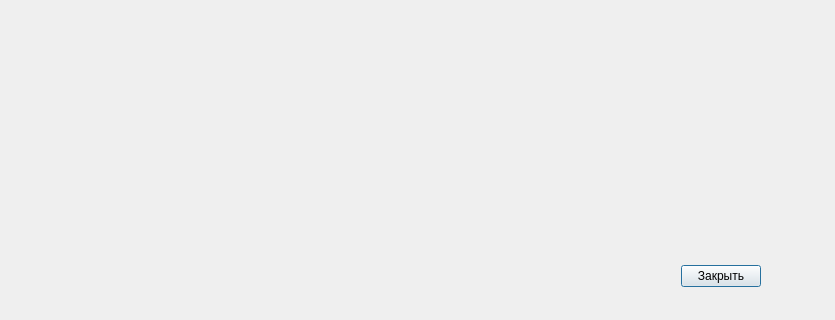
rlinosaur/gene_alogy, file mapdialog.ui: the form before one commit; both pictures show x 0 to 835 and y 184 to 504 of the 835 by 504 pixel window.
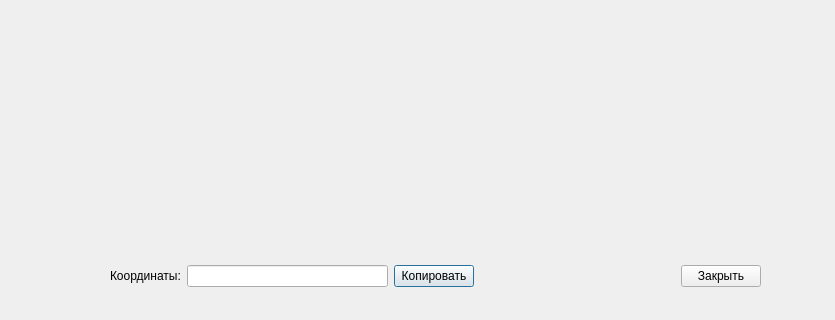
The form after the commit.

The edit to the form file:
```diff
--- a/mapdialog.ui
+++ b/mapdialog.ui
@@ -23,6 +23,23 @@
     </rect>
    </property>
    <layout class="QHBoxLayout" name="horizontalLayout">
+    <item>
+     <widget class="QLabel" name="labelCoords">
+      <property name="text">
+       <string>Координаты:</string>
+      </property>
+     </widget>
+    </item>
+    <item>
+     <widget class="QLineEdit" name="lineEditCoordinates"/>
+    </item>
+    <item>
+     <widget class="QPushButton" name="pushButtonCopyCoordinates">
+      <property name="text">
+       <string>Копировать</string>
+      </property>
+     </widget>
+    </item>
     <item>
      <spacer name="horizontalSpacer">
       <property name="orientation">
```
